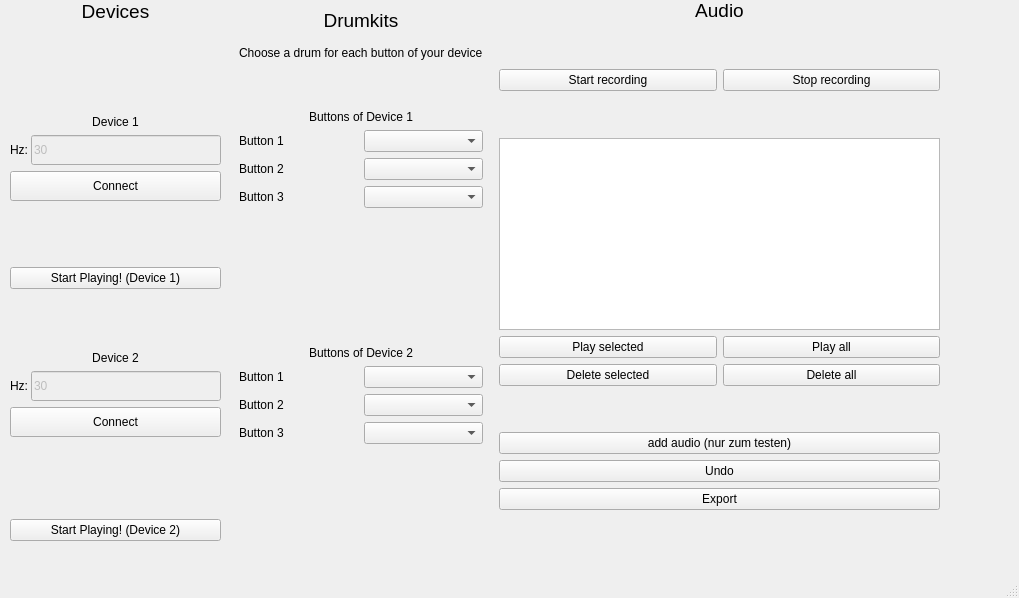
The window that final_files/user_interface.ui (michischmidt/itt-final-project) describes before a commit, drawn with Qt 5.
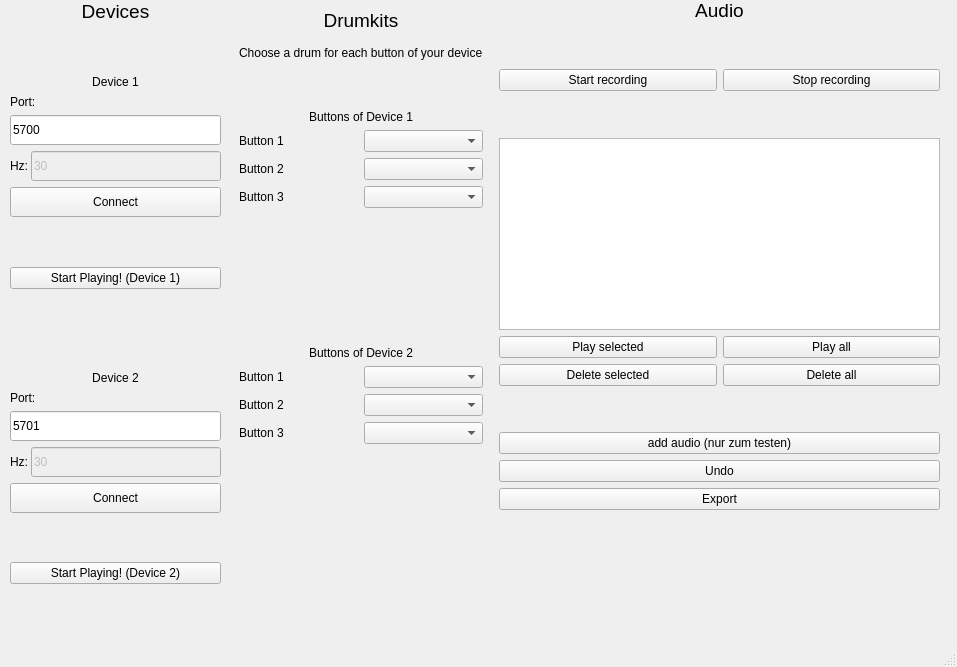
The same window after the commit.

```diff
--- a/final_files/user_interface.ui
+++ b/final_files/user_interface.ui
@@ -6,8 +6,8 @@
    <rect>
     <x>0</x>
     <y>0</y>
-    <width>1019</width>
-    <height>598</height>
+    <width>957</width>
+    <height>667</height>
    </rect>
   </property>
   <property name="windowTitle">
@@ -20,7 +20,7 @@
       <x>0</x>
       <y>0</y>
       <width>231</width>
-      <height>551</height>
+      <height>614</height>
      </rect>
     </property>
     <layout class="QGridLayout" name="gridDevices" columnstretch="0">
@@ -28,7 +28,7 @@
       <enum>QLayout::SetDefaultConstraint</enum>
      </property>
      <item row="5" column="0">
-      <layout class="QVBoxLayout" name="verticalLayout_2" stretch="0,0,0,0,0,0">
+      <layout class="QVBoxLayout" name="verticalLayout_2" stretch="0,0,0,0,0,0,0,0">
        <property name="leftMargin">
         <number>10</number>
        </property>
@@ -63,6 +63,35 @@
          </property>
         </widget>
        </item>
+       <item>
+        <widget class="QLabel" name="labelConnect1_3">
+         <property name="maximumSize">
+          <size>
+           <width>16777215</width>
+           <height>25</height>
+          </size>
+         </property>
+         <property name="text">
+          <string>Port:</string>
+         </property>
+        </widget>
+       </item>
+       <item>
+        <widget class="QLineEdit" name="lineEditPort0_2">
+         <property name="enabled">
+          <bool>true</bool>
+         </property>
+         <property name="minimumSize">
+          <size>
+           <width>0</width>
+           <height>30</height>
+          </size>
+         </property>
+         <property name="text">
+          <string>5701</string>
+         </property>
+        </widget>
+       </item>
        <item>
         <layout class="QHBoxLayout" name="horizontalLayout_4">
          <property name="spacing">
@@ -82,7 +111,7 @@
           </widget>
          </item>
          <item>
-          <widget class="QLineEdit" name="lineEditConnect2">
+          <widget class="QLineEdit" name="lineEditConnect1">
            <property name="enabled">
             <bool>false</bool>
            </property>
@@ -131,13 +160,6 @@
          </property>
         </spacer>
        </item>
-       <item>
-        <widget class="QLabel" name="errorLabel1">
-         <property name="text">
-          <string/>
-         </property>
-        </widget>
-       </item>
        <item>
         <widget class="QPushButton" name="btnStartPrediction1">
          <property name="text">
@@ -145,10 +167,17 @@
          </property>
         </widget>
        </item>
+       <item>
+        <widget class="QLabel" name="errorLabel1">
+         <property name="text">
+          <string/>
+         </property>
+        </widget>
+       </item>
       </layout>
      </item>
      <item row="3" column="0">
-      <layout class="QVBoxLayout" name="verticalLayout" stretch="0,0,0,0,0,0,0">
+      <layout class="QVBoxLayout" name="verticalLayout" stretch="0,0,0,0,0,0,0,0">
        <property name="leftMargin">
         <number>10</number>
        </property>
@@ -161,19 +190,6 @@
        <property name="bottomMargin">
         <number>10</number>
        </property>
-       <item>
-        <spacer name="verticalSpacer_3">
-         <property name="orientation">
-          <enum>Qt::Vertical</enum>
-         </property>
-         <property name="sizeHint" stdset="0">
-          <size>
-           <width>20</width>
-           <height>40</height>
-          </size>
-         </property>
-        </spacer>
-       </item>
        <item>
         <widget class="QLabel" name="label_2">
          <property name="minimumSize">
@@ -196,6 +212,35 @@
          </property>
         </widget>
        </item>
+       <item>
+        <widget class="QLabel" name="labelConnect1_2">
+         <property name="maximumSize">
+          <size>
+           <width>16777215</width>
+           <height>25</height>
+          </size>
+         </property>
+         <property name="text">
+          <string>Port:</string>
+         </property>
+        </widget>
+       </item>
+       <item>
+        <widget class="QLineEdit" name="lineEditPort0">
+         <property name="enabled">
+          <bool>true</bool>
+         </property>
+         <property name="minimumSize">
+          <size>
+           <width>0</width>
+           <height>30</height>
+          </size>
+         </property>
+         <property name="text">
+          <string>5700</string>
+         </property>
+        </widget>
+       </item>
        <item>
         <layout class="QHBoxLayout" name="horizontalLayout_3">
          <property name="spacing">
@@ -215,7 +260,7 @@
           </widget>
          </item>
          <item>
-          <widget class="QLineEdit" name="lineEditConnect1">
+          <widget class="QLineEdit" name="lineEditConnect0">
            <property name="enabled">
             <bool>false</bool>
            </property>
@@ -258,13 +303,6 @@
          </property>
         </spacer>
        </item>
-       <item>
-        <widget class="QLabel" name="errorLabel0">
-         <property name="text">
-          <string/>
-         </property>
-        </widget>
-       </item>
        <item>
         <widget class="QPushButton" name="btnStartPrediction0">
          <property name="text">
@@ -272,6 +310,13 @@
          </property>
         </widget>
        </item>
+       <item>
+        <widget class="QLabel" name="errorLabel0">
+         <property name="text">
+          <string/>
+         </property>
+        </widget>
+       </item>
       </layout>
      </item>
      <item row="2" column="0">
```
Left out of the diff: 44 changed lines with no effect on the pictures.
